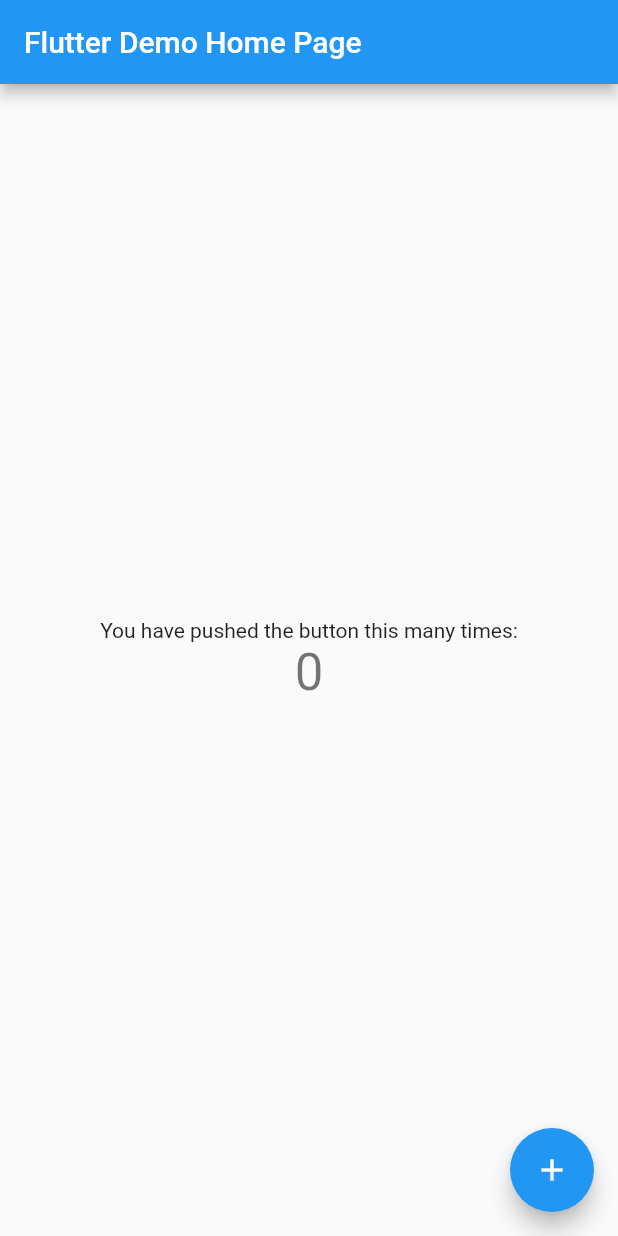
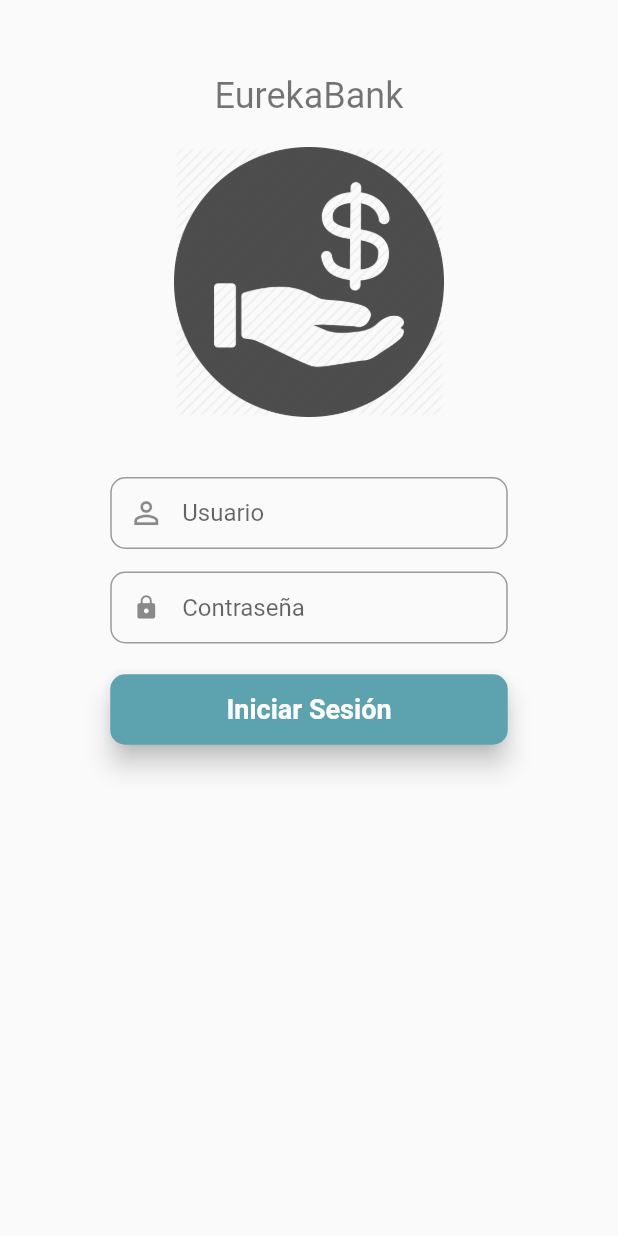
Before and after one commit to borellana96/eurokabank, a Flutter app: the screen it shows after launch, on a phone screen of 412 x 824 dp. Run offline on Flutter 3.47's test engine with Material 2 defaults, Android fonts, the phone set to English and light mode, and no system bars; Roboto replaces fonts that are missing (OpenSans).

Commit message:
login page

```diff
--- a/lib/main.dart
+++ b/lib/main.dart
@@ -1,3 +1,4 @@
+import 'package:eureka_bank/pages/login_page.dart';
 import 'package:flutter/material.dart';
 
 void main() {
@@ -8,110 +9,18 @@ class MyApp extends StatelessWidget {
   // This widget is the root of your application.
   @override
   Widget build(BuildContext context) {
+
     return MaterialApp(
-      title: 'Flutter Demo',
+      debugShowCheckedModeBanner: false,
+      title: 'Eureka Bank',
+      initialRoute: 'login',
+      routes: {
+        'login' : (BuildContext context) => LoginPage()
+      },
       theme: ThemeData(
-        // This is the theme of your application.
-        //
-        // Try running your application with "flutter run". You'll see the
-        // application has a blue toolbar. Then, without quitting the app, try
-        // changing the primarySwatch below to Colors.green and then invoke
-        // "hot reload" (press "r" in the console where you ran "flutter run",
-        // or simply save your changes to "hot reload" in a Flutter IDE).
-        // Notice that the counter didn't reset back to zero; the application
-        // is not restarted.
         primarySwatch: Colors.blue,
-        // This makes the visual density adapt to the platform that you run
-        // the app on. For desktop platforms, the controls will be smaller and
-        // closer together (more dense) than on mobile platforms.
         visualDensity: VisualDensity.adaptivePlatformDensity,
       ),
-      home: MyHomePage(title: 'Flutter Demo Home Page'),
     );
   }
 }
-
-class MyHomePage extends StatefulWidget {
-  MyHomePage({Key key, this.title}) : super(key: key);
-
-  // This widget is the home page of your application. It is stateful, meaning
-  // that it has a State object (defined below) that contains fields that affect
-  // how it looks.
-
-  // This class is the configuration for the state. It holds the values (in this
-  // case the title) provided by the parent (in this case the App widget) and
-  // used by the build method of the State. Fields in a Widget subclass are
-  // always marked "final".
-
-  final String title;
-
-  @override
-  _MyHomePageState createState() => _MyHomePageState();
-}
-
-class _MyHomePageState extends State<MyHomePage> {
-  int _counter = 0;
-
-  void _incrementCounter() {
-    setState(() {
-      // This call to setState tells the Flutter framework that something has
-      // changed in this State, which causes it to rerun the build method below
-      // so that the display can reflect the updated values. If we changed
-      // _counter without calling setState(), then the build method would not be
-      // called again, and so nothing would appear to happen.
-      _counter++;
-    });
-  }
-
-  @override
-  Widget build(BuildContext context) {
-    // This method is rerun every time setState is called, for instance as done
-    // by the _incrementCounter method above.
-    //
-    // The Flutter framework has been optimized to make rerunning build methods
-    // fast, so that you can just rebuild anything that needs updating rather
-    // than having to individually change instances of widgets.
-    return Scaffold(
-      appBar: AppBar(
-        // Here we take the value from the MyHomePage object that was created by
-        // the App.build method, and use it to set our appbar title.
-        title: Text(widget.title),
-      ),
-      body: Center(
-        // Center is a layout widget. It takes a single child and positions it
-        // in the middle of the parent.
-        child: Column(
-          // Column is also a layout widget. It takes a list of children and
-          // arranges them vertically. By default, it sizes itself to fit its
-          // children horizontally, and tries to be as tall as its parent.
-          //
-          // Invoke "debug painting" (press "p" in the console, choose the
-          // "Toggle Debug Paint" action from the Flutter Inspector in Android
-          // Studio, or the "Toggle Debug Paint" command in Visual Studio Code)
-          // to see the wireframe for each widget.
-          //
-          // Column has various properties to control how it sizes itself and
-          // how it positions its children. Here we use mainAxisAlignment to
-          // center the children vertically; the main axis here is the vertical
-          // axis because Columns are vertical (the cross axis would be
-          // horizontal).
-          mainAxisAlignment: MainAxisAlignment.center,
-          children: <Widget>[
-            Text(
-              'You have pushed the button this many times:',
-            ),
-            Text(
-              '$_counter',
-              style: Theme.of(context).textTheme.headline4,
-            ),
-          ],
-        ),
-      ),
-      floatingActionButton: FloatingActionButton(
-        onPressed: _incrementCounter,
-        tooltip: 'Increment',
-        child: Icon(Icons.add),
-      ), // This trailing comma makes auto-formatting nicer for build methods.
-    );
-  }
-}
--- a/lib/pages/login_page.dart
+++ b/lib/pages/login_page.dart
@@ -0,0 +1,127 @@
+import 'package:flutter/material.dart';
+
+class LoginPage extends StatefulWidget {
+  LoginPage({Key key}) : super(key: key);
+
+  @override
+  _LoginPageState createState() => _LoginPageState();
+}
+
+class _LoginPageState extends State<LoginPage> {
+  String _id = "";
+  String _contrasena = "";
+
+  @override
+  Widget build(BuildContext context) {
+    return Scaffold(
+      body: SingleChildScrollView(
+        padding: EdgeInsets.only(bottom: 15.0),
+        child: Container(
+          width: double.infinity,
+          padding: EdgeInsets.only(top: 50.0),
+          child: Column(
+            crossAxisAlignment: CrossAxisAlignment.center,
+            children: <Widget>[
+              Text("EurekaBank",
+                style: TextStyle(fontSize: 24, color: Colors.black54)
+              ),
+              Container(
+                padding: EdgeInsets.symmetric(vertical: 20.0),
+                child: Image.asset("assets/banking_service-512.png",
+                width: 180)
+              ),
+              SizedBox(
+                height: 20,
+              ),
+              widgetUsuario(),
+              SizedBox(
+                height: 15,
+              ),
+              widgetContrasena(),
+              SizedBox(
+                height: 20,
+              ),
+              widgetBotonIniciarSesion(),
+            ],
+          ),
+        ),
+      ),
+    );
+  }
+
+  Widget widgetUsuario() {
+    return Container(
+      width: 265,
+      child: TextField(
+        decoration: InputDecoration(
+          border: OutlineInputBorder(
+            borderRadius: BorderRadius.circular(10.0), //Borde de la caja
+          ),
+          prefixIcon: Icon(Icons.perm_identity, size: 24), //Icono al inicio de la caja
+          hintText: "Usuario", //Placeholder de una web
+          isDense: true, // Added this
+          contentPadding: EdgeInsets.symmetric(vertical: 0)
+        ),
+        onChanged: (valor) {
+          setState(() {
+            _id = valor;
+          });
+        },
+      ),
+    );
+  }
+
+  Widget widgetContrasena() {
+    return Container(
+      width: 265,
+      child: TextField(
+        obscureText: true,
+        decoration: InputDecoration(
+          border: OutlineInputBorder(
+            borderRadius: BorderRadius.circular(10.0), //Borde de la caja
+          ),
+          prefixIcon: Icon(Icons.lock), //Icono al inicio de la caja
+          hintText: "Contraseña", //Placeholder de una web
+          isDense: true, // Added this
+          contentPadding: EdgeInsets.all(0)),
+        onChanged: (valor) {
+          setState(() {
+            _contrasena = valor;
+          });
+        },
+      ),
+    );
+  }
+
+  Widget widgetBotonIniciarSesion() {
+    return Container(
+      width: 265,
+      child: RaisedButton(
+        elevation: 7.0,
+        onPressed: () {
+          print("Datos ingresados: ");
+          print("Id: $_id / Contraseña: $_contrasena");
+          verificarLogin();
+        },
+        padding: EdgeInsets.all(13.0),
+        shape: RoundedRectangleBorder(
+          borderRadius: BorderRadius.circular(10.0),
+        ),
+        color: Color.fromRGBO(92, 162, 175, 1),
+        child: Text(
+          'Iniciar Sesión',
+          style: TextStyle(
+            color: Colors.white,
+            fontSize: 18.0,
+            fontWeight: FontWeight.bold,
+            fontFamily: 'OpenSans',
+          ),
+        ),
+      ),
+    );
+  }
+
+  void verificarLogin() {
+    print("GO");
+  }
+}
--- a/pubspec.yaml
+++ b/pubspec.yaml
@@ -45,8 +45,8 @@ flutter:
   uses-material-design: true
 
   # To add assets to your application, add an assets section, like this:
-  # assets:
-  #   - images/a_dot_burr.jpeg
+  assets:
+  - assets/
   #   - images/a_dot_ham.jpeg
 
   # An image asset can refer to one or more resolution-specific "variants", see
```
Also changed, not shown: assets/banking_service-512.png (added).
